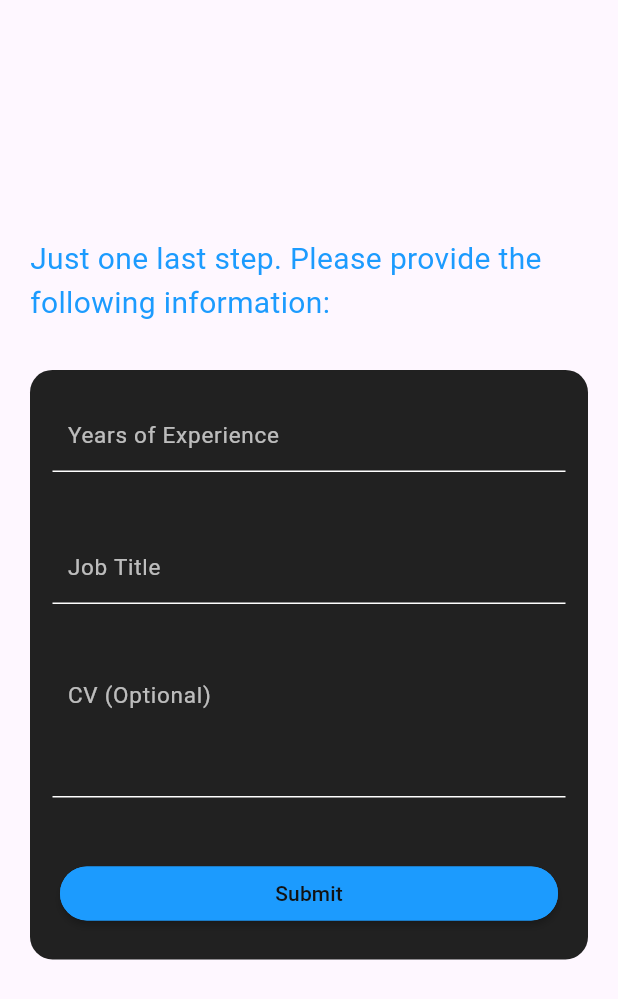
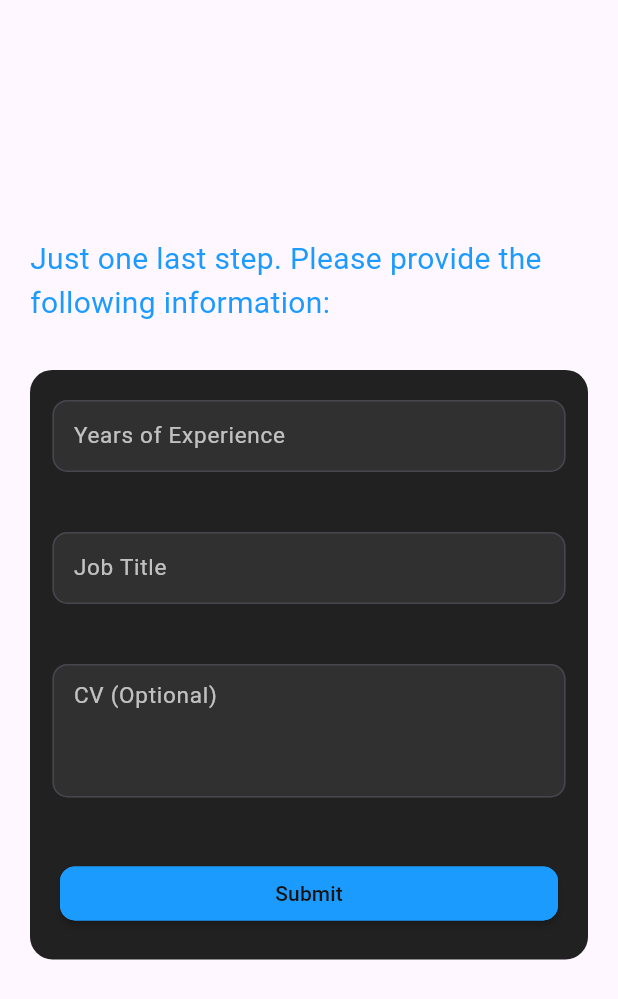
Before and after one commit to AbdalaMohB/workin, a Flutter app: the DetailsScreen widget shown alone on an empty page, opened directly, on a phone screen of 412 x 824 dp. Shown: the top 999 px of the screen. Run offline on Flutter 3.47's test engine with Material 3 defaults, Android fonts, the phone set to English and light mode, and no system bars; our stand-ins replace cloud_firestore, firebase_auth, firebase_core, get, google_fonts; accounts and stored records are empty; generated files the repository leaves out were written again; network calls fail.

Commit message:
Add files via upload

```diff
--- a/lib/models/task_model.dart
+++ b/lib/models/task_model.dart
@@ -3,10 +3,13 @@ class TaskModel {
   late String desc;
   late String ownerID;
   late String developerID;
+  late bool isCached;
   TaskModel({
+    required this.ownerID,
     required this.name,
     required this.desc,
     required this.developerID,
+    this.isCached = false,
   });
 
   TaskModel.fromJson(Map<String, dynamic> json) {
--- a/lib/modules/login/screens/details_screen.dart
+++ b/lib/modules/login/screens/details_screen.dart
@@ -58,7 +58,7 @@ class DetailsScreen extends StatelessWidget {
         onPressed: onClick,
         shape: RoundedRectangleBorder(
           side: BorderSide(color: AppColors.primaryFg, width: 1),
-          borderRadius: BorderRadiusGeometry.circular(20),
+          borderRadius: BorderRadiusGeometry.circular(10),
         ),
         child: Text("Submit", style: TextStyle(color: AppColors.primaryBg)),
       ),
--- /dev/null
+++ b/lib/shared/components/auto_snack_bar.dart
@@ -0,0 +1,3 @@
+import 'package:flutter/material.dart';
+
+abstract class AutoSnackBar {}
--- a/lib/shared/components/text_field.dart
+++ b/lib/shared/components/text_field.dart
@@ -184,17 +184,18 @@ class TaskFormField extends StatelessWidget {
               obscureText: isObscured,
               keyboardType: TextInputType.text,
               decoration: InputDecoration(
+                fillColor: AppColors.trietaryBg,
+                filled: true,
                 prefixIcon: prefixIcon,
-                border: UnderlineInputBorder(),
-                enabledBorder: UnderlineInputBorder(
-                  borderSide: BorderSide(
-                    color: AppColors.secondaryFg,
-                    width: 1,
-                  ),
+                border: OutlineInputBorder(
+                  borderRadius: BorderRadius.circular(10),
+                  borderSide: BorderSide(width: 0),
                 ),
-                focusedBorder: UnderlineInputBorder(
-                  borderSide: BorderSide(color: borderColor, width: 2),
+                focusedBorder: OutlineInputBorder(
+                  borderRadius: BorderRadius.circular(10),
+                  borderSide: BorderSide(width: 2, color: AppColors.fadedFg),
                 ),
+
                 contentPadding: EdgeInsets.symmetric(
                   horizontal: 10,
                   vertical: 10,
--- a/lib/shared/resources/app_colors.dart
+++ b/lib/shared/resources/app_colors.dart
@@ -5,6 +5,7 @@ abstract class AppColors {
   static const secondaryBg = Color(0xFF212121);
   static const trietaryBg = Color(0xFF303030);
   static const primaryFg = Color(0xFF1c9bfe);
+  static const fadedFg = Color(0x991c9bfe);
   static const secondaryFg = Colors.white;
   static const splash = Colors.white30;
   static const secondaryText = Colors.white70;
```
Also changed, not shown: lib/core/misc/app_validation.dart (+7 -0 lines), lib/modules/home/components/job_card.dart (+11 -0 lines), lib/modules/home/components/job_post_dialog.dart (added, +89 -0 lines), lib/modules/home/providers/home_provider.dart (+46 -0 lines), lib/modules/home/screens/home_screen_base.dart (+12 -1 lines), lib/modules/login/components/login_fields.dart (+3 -5 lines).
